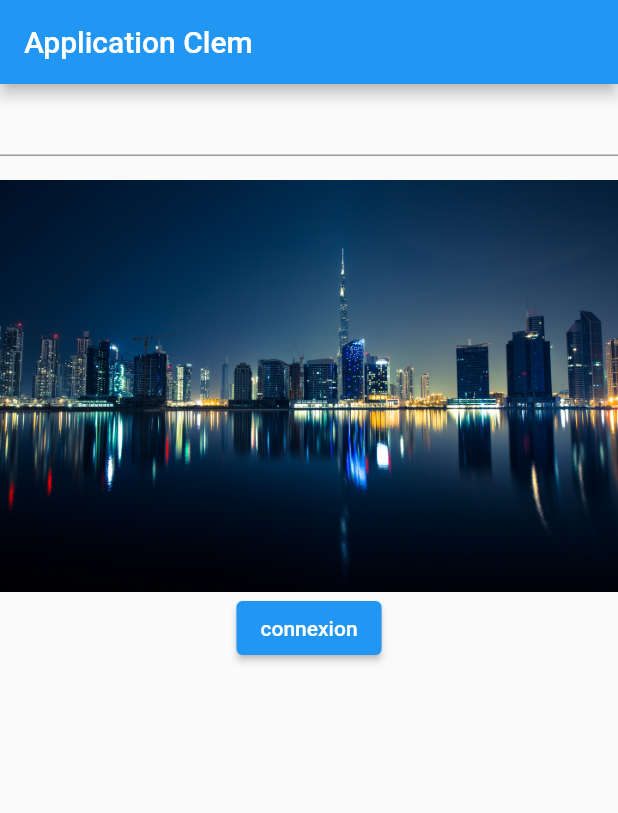
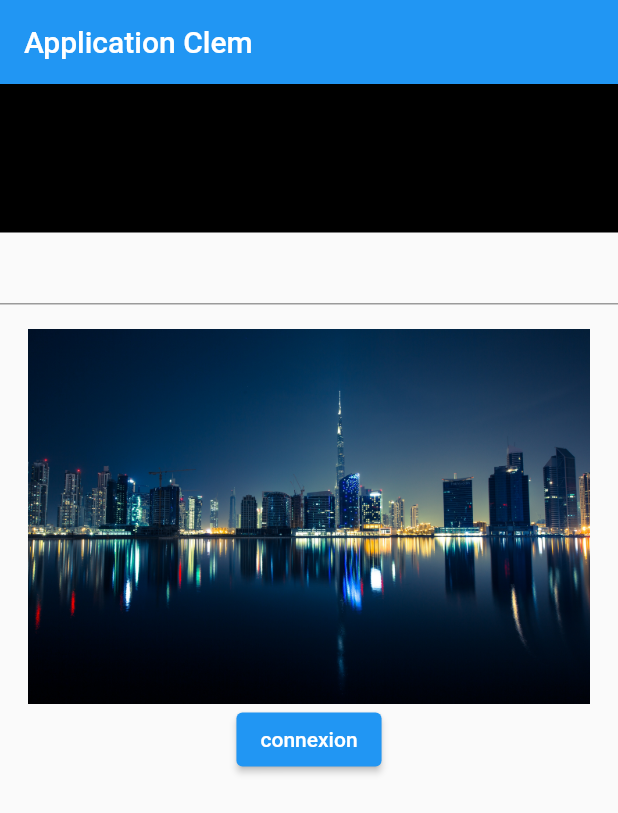
Before and after one commit to Clement-Wds/first_application_android, a Flutter app: the screen it shows after launch, on a phone screen of 412 x 824 dp. Shown: the top 813 px of the screen. Run offline on Flutter 3.47's test engine with Material 2 defaults, Android fonts, the light colour scheme and no system bars.

Commit message:
truc joli

```diff
--- a/lib/main.dart
+++ b/lib/main.dart
@@ -79,6 +79,18 @@
       ),
       body: Column(
         children: [
+          Container(
+            color: Colors.black,
+            padding: const EdgeInsets.all(20),
+            child: TextField(
+              style: const TextStyle(color: Colors.white),
+              decoration: InputDecoration(
+                border: OutlineInputBorder(
+                  borderRadius: BorderRadius.circular(20),
+                )
+              ),
+            )
+          ),
           TextField(
             onChanged: (String text){
               setState(() {
@@ -88,7 +100,7 @@
             },
           ),
           Text(message),
-          Image.asset("assets/img/buildings.jpg"),
+          Image.asset("assets/img/buildings.jpg", width: 500, height: 250),
           ElevatedButton(onPressed: (){
               print("appuyer");
               Navigator.push(context, MaterialPageRoute(
--- a/lib/retour.dart
+++ b/lib/retour.dart
@@ -19,7 +19,7 @@ class RetourState extends State<Retour>{
         centerTitle: true,
       ),
       body: const Text('Bienvenue chez Clément'),
-      backgroundColor: Colors.grey,
+      backgroundColor: const Color(0xFF003296),
     );
   }
 
```
